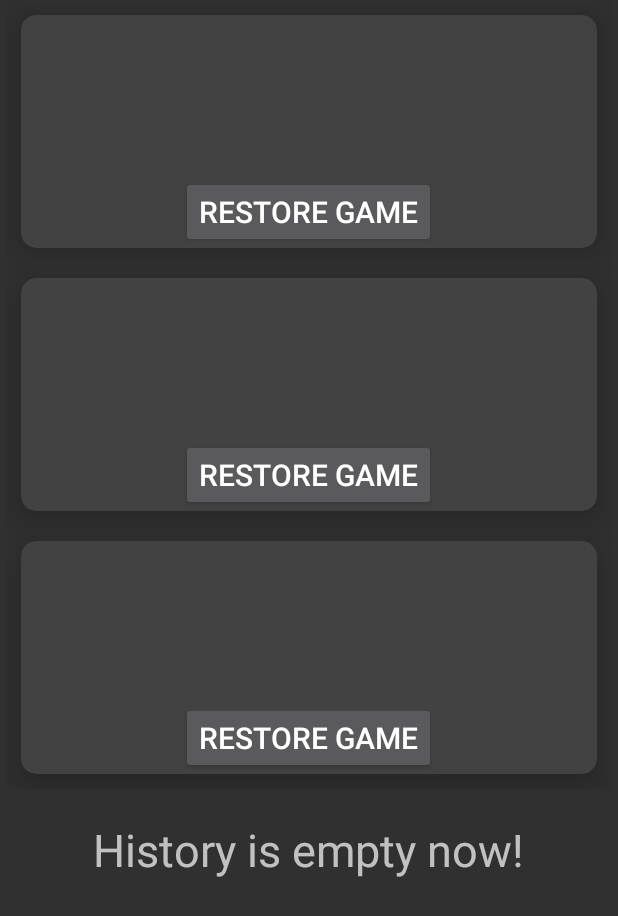
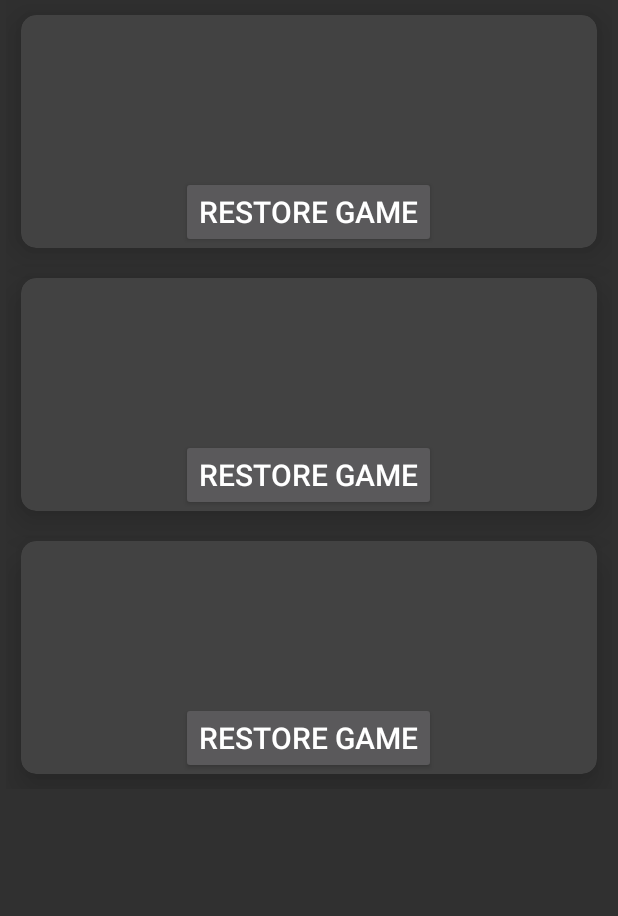
Before and after one commit to MAXSSYPE/Deberc, an Android app: the layout fragment_history.xml on its own in the app's theme, with its tools: preview values and no code run, on a phone screen of 412 x 824 dp. Shown: the top 916 px of the screen. Run offline under Robolectric (Android 15) with nearby library versions, the phone set to English and light mode, and no system bars.

```diff
--- a/app/src/main/java/app/first/my_deb/ui/history/HistoryFragment.kt
+++ b/app/src/main/java/app/first/my_deb/ui/history/HistoryFragment.kt
@@ -46,8 +46,8 @@ class HistoryFragment : CyaneaFragment() {
         }
 
         view.findViewById<RecyclerView>(R.id.list).adapter = setAdapter(games)
-        if (!games.isNullOrEmpty()) {
-            requireActivity().findViewById<TextView>(R.id.empty).visibility = View.INVISIBLE
+        if (games.isNullOrEmpty()) {
+            requireActivity().findViewById<TextView>(R.id.empty).visibility = View.VISIBLE
         }
     }
 
--- a/app/src/main/res/layout/fragment_menu.xml
+++ b/app/src/main/res/layout/activity_menu.xml
@@ -4,7 +4,7 @@
     android:layout_width="match_parent"
     android:layout_height="match_parent"
     android:orientation="vertical"
-    tools:context=".ui.menu.MenuFragment">
+    tools:context=".ui.menu.MenuActivity">
 
     <FrameLayout
         android:id="@+id/lang"
--- a/app/src/main/res/layout/fragment_history.xml
+++ b/app/src/main/res/layout/fragment_history.xml
@@ -22,6 +22,7 @@
         android:layout_gravity="center_horizontal"
         android:layout_marginTop="20dp"
         android:textSize="30sp"
-        android:text="@string/empty_history">
+        android:text="@string/empty_history"
+        android:visibility="invisible">
     </TextView>
 </LinearLayout>
```
Also changed, not shown: app/src/main/assets/font/dancing_script.ttf, app/src/main/assets/font/fredoka.ttf, app/src/main/res/font/dancing_script.ttf, app/src/main/res/font/fredoka.ttf.
